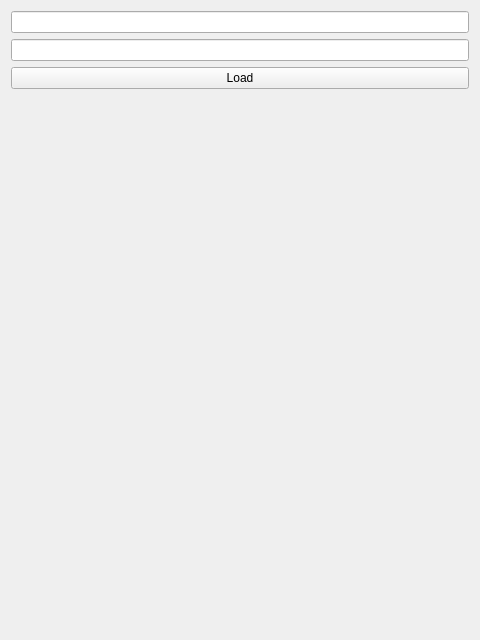
First picture: the form in views/WorkspaceView.ui, repository OwenArnold/bilby-gui, before the edit.
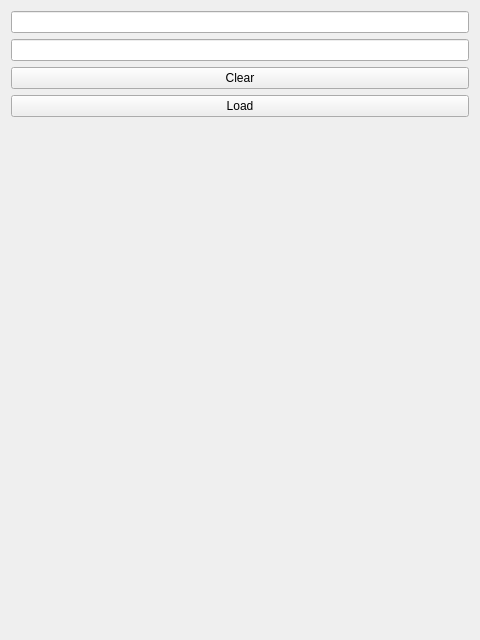
Second picture: the form after the edit.

The edit to the form file:
```diff
--- a/views/WorkspaceView.ui
+++ b/views/WorkspaceView.ui
@@ -20,6 +20,13 @@
    <item>
     <widget class="QLineEdit" name="edt_sample2"/>
    </item>
+   <item>
+    <widget class="QPushButton" name="btn_clear_workspaces">
+     <property name="text">
+      <string>Clear</string>
+     </property>
+    </widget>
+   </item>
    <item>
     <widget class="QPushButton" name="btn_load_workspaces">
      <property name="text">
```
